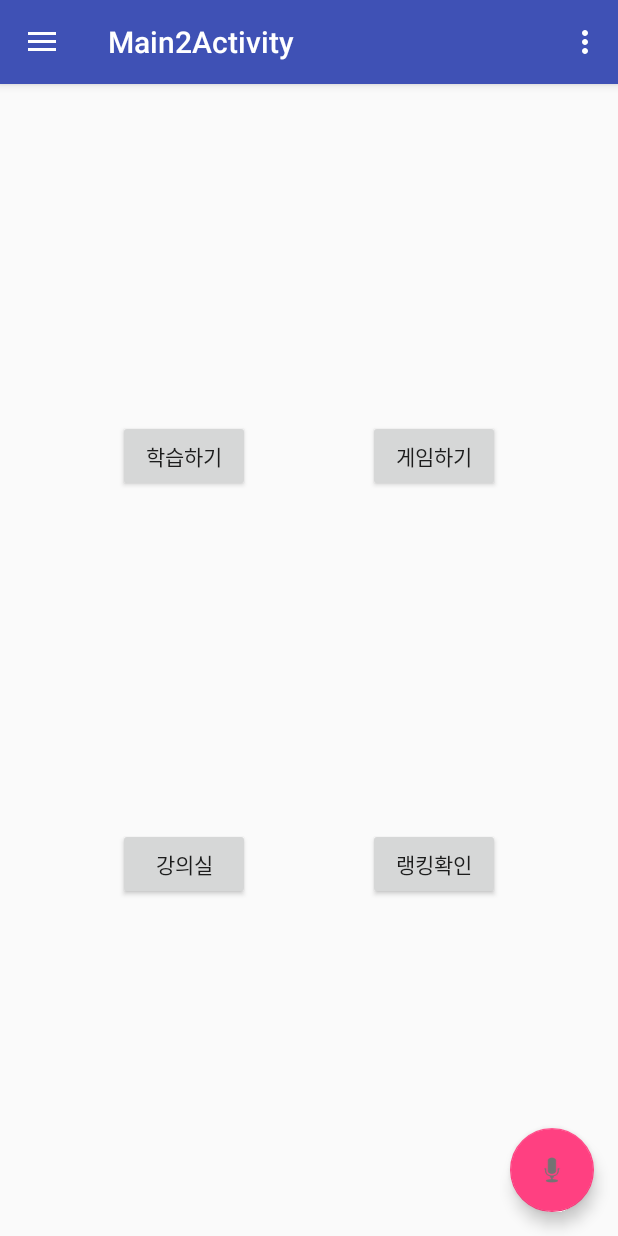
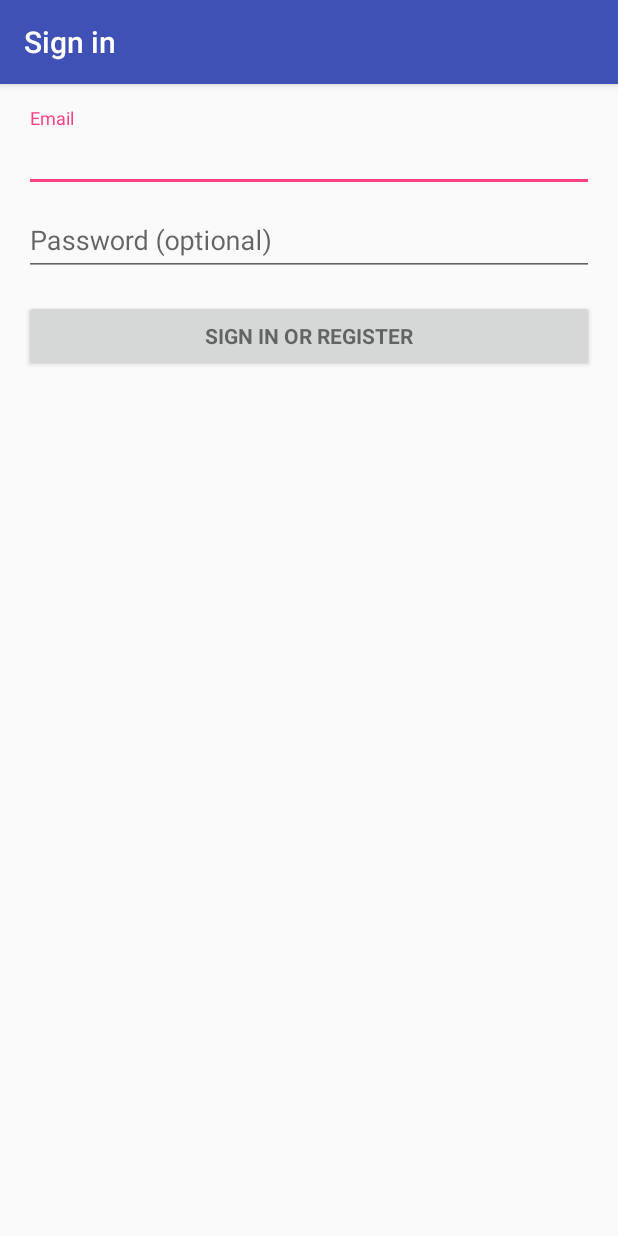
Before and after one commit to iteach12/NaverRecognitionApiTest, an Android app: the screen it shows after launch (Main2Activity before the commit, LoginActivity after it), on a phone screen of 412 x 824 dp. Run offline under Robolectric (Android 15) with nearby library versions, the phone set to English and light mode, and no system bars; our stand-ins replace Firebase (no records; nobody signed in at launch, a user with empty details on screens opened directly); 2 statements that could not run were skipped.

Commit message:
로컬 dev_firebase_login
구글 로그인 구현 완료

```diff
--- /dev/null
+++ b/app/src/main/java/com/sihwan/iteach12/naverrecognitionapitest/LoginActivity.java
@@ -0,0 +1,450 @@
+package com.sihwan.iteach12.naverrecognitionapitest;
+
+import android.animation.Animator;
+import android.animation.AnimatorListenerAdapter;
+import android.annotation.TargetApi;
+import android.content.Intent;
+import android.content.pm.PackageManager;
+import android.support.annotation.NonNull;
+import android.support.design.widget.Snackbar;
+import android.support.v7.app.AppCompatActivity;
+import android.app.LoaderManager.LoaderCallbacks;
+
+import android.content.CursorLoader;
+import android.content.Loader;
+import android.database.Cursor;
+import android.net.Uri;
+import android.os.AsyncTask;
+
+import android.os.Build;
+import android.os.Bundle;
+import android.provider.ContactsContract;
+import android.text.TextUtils;
+import android.util.Log;
+import android.view.KeyEvent;
+import android.view.View;
+import android.view.View.OnClickListener;
+import android.view.inputmethod.EditorInfo;
+import android.widget.ArrayAdapter;
+import android.widget.AutoCompleteTextView;
+import android.widget.Button;
+import android.widget.EditText;
+import android.widget.TextView;
+import android.widget.Toast;
+
+import com.google.android.gms.auth.api.Auth;
+import com.google.android.gms.auth.api.signin.GoogleSignInAccount;
+import com.google.android.gms.auth.api.signin.GoogleSignInOptions;
+import com.google.android.gms.auth.api.signin.GoogleSignInResult;
+import com.google.android.gms.common.ConnectionResult;
+import com.google.android.gms.common.api.GoogleApiClient;
+import com.google.android.gms.tasks.OnCompleteListener;
+import com.google.android.gms.tasks.Task;
+import com.google.firebase.auth.AuthCredential;
+import com.google.firebase.auth.AuthResult;
+import com.google.firebase.auth.FirebaseAuth;
+import com.google.firebase.auth.FirebaseUser;
+import com.google.firebase.auth.GoogleAuthProvider;
+
+import java.util.ArrayList;
+import java.util.List;
+
+import static android.Manifest.permission.READ_CONTACTS;
+
+/**
+ * A login screen that offers login via email/password.
+ */
+public class LoginActivity extends AppCompatActivity implements LoaderCallbacks<Cursor>, GoogleApiClient.OnConnectionFailedListener {
+
+    /**
+     * Id to identity READ_CONTACTS permission request.
+     */
+    private static final int REQUEST_READ_CONTACTS = 0;
+
+    /**
+     * A dummy authentication store containing known user names and passwords.
+     * TODO: remove after connecting to a real authentication system.
+     */
+    private static final String[] DUMMY_CREDENTIALS = new String[]{
+            "foo@example.com:hello", "bar@example.com:world"
+    };
+    private static final int RC_SIGN_IN = 10;
+    private static final String TAG = "MyTag";
+    /**
+     * Keep track of the login task to ensure we can cancel it if requested.
+     */
+    private UserLoginTask mAuthTask = null;
+
+    // UI references.
+    private AutoCompleteTextView mEmailView;
+    private EditText mPasswordView;
+    private View mProgressView;
+    private View mLoginFormView;
+
+
+
+    //파이어베이스 추가 변수
+    private FirebaseAuth mAuth;
+    private GoogleApiClient mGoogleApiClient;
+
+
+    @Override
+    protected void onCreate(Bundle savedInstanceState) {
+        super.onCreate(savedInstanceState);
+        setContentView(R.layout.activity_login);
+        // Set up the login form.
+        mEmailView = (AutoCompleteTextView) findViewById(R.id.email);
+        populateAutoComplete();
+
+        mPasswordView = (EditText) findViewById(R.id.password);
+        mPasswordView.setOnEditorActionListener(new TextView.OnEditorActionListener() {
+            @Override
+            public boolean onEditorAction(TextView textView, int id, KeyEvent keyEvent) {
+                if (id == EditorInfo.IME_ACTION_DONE || id == EditorInfo.IME_NULL) {
+                    attemptLogin();
+                    return true;
+                }
+                return false;
+            }
+        });
+
+
+
+        //파이어베이스 구글 로그인 인증
+        GoogleSignInOptions gso = new GoogleSignInOptions.Builder(GoogleSignInOptions.DEFAULT_SIGN_IN)
+                .requestIdToken(getString(R.string.default_web_client_id))
+                .requestEmail()
+                .build();
+
+        mGoogleApiClient = new GoogleApiClient.Builder(this).enableAutoManage(this, this).addApi(Auth.GOOGLE_SIGN_IN_API, gso).build();
+
+        mAuth = FirebaseAuth.getInstance();
+        //파이어베이스 구글 로그인 인증
+
+
+
+        Button mEmailSignInButton = (Button) findViewById(R.id.email_sign_in_button);
+        mEmailSignInButton.setOnClickListener(new OnClickListener() {
+            @Override
+            public void onClick(View view) {
+                attemptLogin();
+            }
+        });
+
+        mLoginFormView = findViewById(R.id.login_form);
+        mProgressView = findViewById(R.id.login_progress);
+    }
+
+    private void populateAutoComplete() {
+        if (!mayRequestContacts()) {
+            return;
+        }
+
+        getLoaderManager().initLoader(0, null, this);
+    }
+
+    private boolean mayRequestContacts() {
+        if (Build.VERSION.SDK_INT < Build.VERSION_CODES.M) {
+            return true;
+        }
+        if (checkSelfPermission(READ_CONTACTS) == PackageManager.PERMISSION_GRANTED) {
+            return true;
+        }
+        if (shouldShowRequestPermissionRationale(READ_CONTACTS)) {
+            Snackbar.make(mEmailView, R.string.permission_rationale, Snackbar.LENGTH_INDEFINITE)
+                    .setAction(android.R.string.ok, new View.OnClickListener() {
+                        @Override
+                        @TargetApi(Build.VERSION_CODES.M)
+                        public void onClick(View v) {
+                            requestPermissions(new String[]{READ_CONTACTS}, REQUEST_READ_CONTACTS);
+                        }
+                    });
+        } else {
+            requestPermissions(new String[]{READ_CONTACTS}, REQUEST_READ_CONTACTS);
+        }
+        return false;
+    }
+
+    /**
+     * Callback received when a permissions request has been completed.
+     */
+    @Override
+    public void onRequestPermissionsResult(int requestCode, @NonNull String[] permissions,
+                                           @NonNull int[] grantResults) {
+        if (requestCode == REQUEST_READ_CONTACTS) {
+            if (grantResults.length == 1 && grantResults[0] == PackageManager.PERMISSION_GRANTED) {
+                populateAutoComplete();
+            }
+        }
+    }
+
+
+    /**
+     * Attempts to sign in or register the account specified by the login form.
+     * If there are form errors (invalid email, missing fields, etc.), the
+     * errors are presented and no actual login attempt is made.
+     */
+    private void attemptLogin() {
+        if (mAuthTask != null) {
+
+            return;
+        }
+
+        // Reset errors.
+        mEmailView.setError(null);
+        mPasswordView.setError(null);
+
+        // Store values at the time of the login attempt.
+        String email = mEmailView.getText().toString();
+        String password = mPasswordView.getText().toString();
+
+        boolean cancel = false;
+        View focusView = null;
+
+        // Check for a valid password, if the user entered one.
+        if (!TextUtils.isEmpty(password) && !isPasswordValid(password)) {
+            mPasswordView.setError(getString(R.string.error_invalid_password));
+            focusView = mPasswordView;
+            cancel = true;
+        }
+
+        // Check for a valid email address.
+        if (TextUtils.isEmpty(email)) {
+            mEmailView.setError(getString(R.string.error_field_required));
+            focusView = mEmailView;
+            cancel = true;
+        } else if (!isEmailValid(email)) {
+            mEmailView.setError(getString(R.string.error_invalid_email));
+            focusView = mEmailView;
+            cancel = true;
+        }
+
+        if (cancel) {
+            // There was an error; don't attempt login and focus the first
+            // form field with an error.
+            focusView.requestFocus();
+        } else {
+            // Show a progress spinner, and kick off a background task to
+            // perform the user login attempt.
+            showProgress(true);
+
+
+            Intent signInIntent = Auth.GoogleSignInApi.getSignInIntent(mGoogleApiClient);
+            startActivityForResult(signInIntent, RC_SIGN_IN);
+
+
+//            기존 코드임 파이어베이스 안쓰려면 이걸 살려서 쓰면됨
+//            mAuthTask = new UserLoginTask(email, password);
+//            mAuthTask.execute((Void) null);
+        }
+    }
+
+    private boolean isEmailValid(String email) {
+        //TODO: Replace this with your own logic
+        return email.contains("@");
+    }
+
+    private boolean isPasswordValid(String password) {
+        //TODO: Replace this with your own logic
+        return password.length() > 4;
+    }
+
+    /**
+     * Shows the progress UI and hides the login form.
+     */
+    @TargetApi(Build.VERSION_CODES.HONEYCOMB_MR2)
+    private void showProgress(final boolean show) {
+        // On Honeycomb MR2 we have the ViewPropertyAnimator APIs, which allow
+        // for very easy animations. If available, use these APIs to fade-in
+        // the progress spinner.
+        if (Build.VERSION.SDK_INT >= Build.VERSION_CODES.HONEYCOMB_MR2) {
+            int shortAnimTime = getResources().getInteger(android.R.integer.config_shortAnimTime);
+
+            mLoginFormView.setVisibility(show ? View.GONE : View.VISIBLE);
+            mLoginFormView.animate().setDuration(shortAnimTime).alpha(
+                    show ? 0 : 1).setListener(new AnimatorListenerAdapter() {
+                @Override
+                public void onAnimationEnd(Animator animation) {
+                    mLoginFormView.setVisibility(show ? View.GONE : View.VISIBLE);
+                }
+            });
+
+            mProgressView.setVisibility(show ? View.VISIBLE : View.GONE);
+            mProgressView.animate().setDuration(shortAnimTime).alpha(
+                    show ? 1 : 0).setListener(new AnimatorListenerAdapter() {
+                @Override
+                public void onAnimationEnd(Animator animation) {
+                    mProgressView.setVisibility(show ? View.VISIBLE : View.GONE);
+                }
+            });
+        } else {
+            // The ViewPropertyAnimator APIs are not available, so simply show
+            // and hide the relevant UI components.
+            mProgressView.setVisibility(show ? View.VISIBLE : View.GONE);
+            mLoginFormView.setVisibility(show ? View.GONE : View.VISIBLE);
+        }
+    }
+
+    @Override
+    public Loader<Cursor> onCreateLoader(int i, Bundle bundle) {
+        return new CursorLoader(this,
+                // Retrieve data rows for the device user's 'profile' contact.
+                Uri.withAppendedPath(ContactsContract.Profile.CONTENT_URI,
+                        ContactsContract.Contacts.Data.CONTENT_DIRECTORY), ProfileQuery.PROJECTION,
+
+                // Select only email addresses.
+                ContactsContract.Contacts.Data.MIMETYPE +
+                        " = ?", new String[]{ContactsContract.CommonDataKinds.Email
+                .CONTENT_ITEM_TYPE},
+
+                // Show primary email addresses first. Note that there won't be
+                // a primary email address if the user hasn't specified one.
+                ContactsContract.Contacts.Data.IS_PRIMARY + " DESC");
+    }
+
+    @Override
+    public void onLoadFinished(Loader<Cursor> cursorLoader, Cursor cursor) {
+        List<String> emails = new ArrayList<>();
+        cursor.moveToFirst();
+        while (!cursor.isAfterLast()) {
+            emails.add(cursor.getString(ProfileQuery.ADDRESS));
+            cursor.moveToNext();
+        }
+
+        addEmailsToAutoComplete(emails);
+    }
+
+    @Override
+    public void onLoaderReset(Loader<Cursor> cursorLoader) {
+
+    }
+
+    private void addEmailsToAutoComplete(List<String> emailAddressCollection) {
+        //Create adapter to tell the AutoCompleteTextView what to show in its dropdown list.
+        ArrayAdapter<String> adapter =
+                new ArrayAdapter<>(LoginActivity.this,
+                        android.R.layout.simple_dropdown_item_1line, emailAddressCollection);
+
+        mEmailView.setAdapter(adapter);
+    }
+
+    @Override
+    public void onConnectionFailed(@NonNull ConnectionResult connectionResult) {
+
+    }
+
+
+    private interface ProfileQuery {
+        String[] PROJECTION = {
+                ContactsContract.CommonDataKinds.Email.ADDRESS,
+                ContactsContract.CommonDataKinds.Email.IS_PRIMARY,
+        };
+
+        int ADDRESS = 0;
+        int IS_PRIMARY = 1;
+    }
+
+    /**
+     * Represents an asynchronous login/registration task used to authenticate
+     * the user.
+     */
+    public class UserLoginTask extends AsyncTask<Void, Void, Boolean> {
+
+        private final String mEmail;
+        private final String mPassword;
+
+        UserLoginTask(String email, String password) {
+            mEmail = email;
+            mPassword = password;
+        }
+
+        @Override
+        protected Boolean doInBackground(Void... params) {
+            // TODO: attempt authentication against a network service.
+
+            try {
+                // Simulate network access.
+                Thread.sleep(2000);
+            } catch (InterruptedException e) {
+                return false;
+            }
+
+            for (String credential : DUMMY_CREDENTIALS) {
+                String[] pieces = credential.split(":");
+                if (pieces[0].equals(mEmail)) {
+                    // Account exists, return true if the password matches.
+                    return pieces[1].equals(mPassword);
+                }
+            }
+
+            // TODO: register the new account here.
+            return true;
+        }
+
+        @Override
+        protected void onPostExecute(final Boolean success) {
+            mAuthTask = null;
+            showProgress(false);
+
+            if (success) {
+                finish();
+            } else {
+                mPasswordView.setError(getString(R.string.error_incorrect_password));
+                mPasswordView.requestFocus();
+            }
+        }
+
+        @Override
+        protected void onCancelled() {
+            mAuthTask = null;
+            showProgress(false);
+        }
+    }
+
+    @Override
+    public void onActivityResult(int requestCode, int resultCode, Intent data) {
+        super.onActivityResult(requestCode, resultCode, data);
+
+        // Result returned from launching the Intent from GoogleSignInApi.getSignInIntent(...);
+        if (requestCode == RC_SIGN_IN) {
+            GoogleSignInResult result = Auth.GoogleSignInApi.getSignInResultFromIntent(data);
+            if (result.isSuccess()) {
+                // Google Sign In was successful, authenticate with Firebase
+                GoogleSignInAccount account = result.getSignInAccount();
+                firebaseAuthWithGoogle(account);
+            } else {
+                // Google Sign In failed, update UI appropriately
+                // ...
+            }
+        }
+    }
+
+    private void firebaseAuthWithGoogle(GoogleSignInAccount acct) {
+        Log.d(TAG, "firebaseAuthWithGoogle:" + acct.getId());
+
+        AuthCredential credential = GoogleAuthProvider.getCredential(acct.getIdToken(), null);
+        mAuth.signInWithCredential(credential)
+                .addOnCompleteListener(this, new OnCompleteListener<AuthResult>() {
+                    @Override
+                    public void onComplete(@NonNull Task<AuthResult> task) {
+                        if (task.isSuccessful()) {
+                            // Sign in success, update UI with the signed-in user's information
+                            Log.d(TAG, "signInWithCredential:success");
+                            FirebaseUser user = mAuth.getCurrentUser();
+
+                            Toast.makeText(getApplicationContext(), "success", Toast.LENGTH_SHORT).show();
+
+                        } else {
+                            // If sign in fails, display a message to the user.
+                            Log.w(TAG, "signInWithCredential:failure", task.getException());
+                            Toast.makeText(LoginActivity.this, "Authentication failed.",
+                                    Toast.LENGTH_SHORT).show();
+
+                        }
+
+                        // ...
+                    }
+                });
+    }
+
+}
--- /dev/null
+++ b/app/src/main/res/layout/activity_login.xml
@@ -0,0 +1,77 @@
+<LinearLayout xmlns:android="http://schemas.android.com/apk/res/android"
+    xmlns:tools="http://schemas.android.com/tools"
+    android:layout_width="match_parent"
+    android:layout_height="match_parent"
+    android:gravity="center_horizontal"
+    android:orientation="vertical"
+    android:paddingBottom="@dimen/activity_vertical_margin"
+    android:paddingLeft="@dimen/activity_horizontal_margin"
+    android:paddingRight="@dimen/activity_horizontal_margin"
+    android:paddingTop="@dimen/activity_vertical_margin"
+    tools:context="com.sihwan.iteach12.naverrecognitionapitest.LoginActivity">
+
+    <!-- Login progress -->
+    <ProgressBar
+        android:id="@+id/login_progress"
+        style="?android:attr/progressBarStyleLarge"
+        android:layout_width="wrap_content"
+        android:layout_height="wrap_content"
+        android:layout_marginBottom="8dp"
+        android:visibility="gone" />
+
+    <ScrollView
+        android:id="@+id/login_form"
+        android:layout_width="match_parent"
+        android:layout_height="match_parent">
+
+        <LinearLayout
+            android:id="@+id/email_login_form"
+            android:layout_width="match_parent"
+            android:layout_height="wrap_content"
+            android:orientation="vertical">
+
+            <android.support.design.widget.TextInputLayout
+                android:layout_width="match_parent"
+                android:layout_height="wrap_content">
+
+                <AutoCompleteTextView
+                    android:id="@+id/email"
+                    android:layout_width="match_parent"
+                    android:layout_height="wrap_content"
+                    android:hint="@string/prompt_email"
+                    android:inputType="textEmailAddress"
+                    android:maxLines="1"
+                    android:singleLine="true" />
+
+            </android.support.design.widget.TextInputLayout>
+
+            <android.support.design.widget.TextInputLayout
+                android:layout_width="match_parent"
+                android:layout_height="wrap_content">
+
+                <EditText
+                    android:id="@+id/password"
+                    android:layout_width="match_parent"
+                    android:layout_height="wrap_content"
+                    android:hint="@string/prompt_password"
+                    android:imeActionId="6"
+                    android:imeActionLabel="@string/action_sign_in_short"
+                    android:imeOptions="actionUnspecified"
+                    android:inputType="textPassword"
+                    android:maxLines="1"
+                    android:singleLine="true" />
+
+            </android.support.design.widget.TextInputLayout>
+
+            <Button
+                android:id="@+id/email_sign_in_button"
+                style="?android:textAppearanceSmall"
+                android:layout_width="match_parent"
+                android:layout_height="wrap_content"
+                android:layout_marginTop="16dp"
+                android:text="@string/action_sign_in"
+                android:textStyle="bold" />
+
+        </LinearLayout>
+    </ScrollView>
+</LinearLayout>
--- a/app/src/main/res/values/strings.xml
+++ b/app/src/main/res/values/strings.xml
@@ -13,9 +13,22 @@
     <string name="navigation_drawer_close">Close navigation drawer</string>
 
 
+    <string name="main_btn_game_string">게임하기</string>
+    <string name="main_btn_myinfo_string">강의실</string>
+    <string name="main_btn_rangking_string">랭킹확인</string>
+    <string name="main_btn_study_string">학습하기</string>
+    <string name="title_activity_login">Sign in</string>
 
-    <string name ="main_btn_game_string">게임하기</string>
-    <string name ="main_btn_myinfo_string">강의실</string>
-    <string name ="main_btn_rangking_string">랭킹확인</string>
-    <string name ="main_btn_study_string">학습하기</string>
+    <!-- Strings related to login -->
+    <string name="prompt_email">Email</string>
+    <string name="prompt_password">Password (optional)</string>
+    <string name="action_sign_in">Sign in or register</string>
+    <string name="action_sign_in_short">Sign in</string>
+    <string name="error_invalid_email">This email address is invalid</string>
+    <string name="error_invalid_password">This password is too short</string>
+    <string name="error_incorrect_password">This password is incorrect</string>
+    <string name="error_field_required">This field is required</string>
+    <string name="permission_rationale">"Contacts permissions are needed for providing email
+        completions."
+    </string>
 </resources>
--- a/build.gradle
+++ b/build.gradle
@@ -8,6 +8,7 @@ buildscript {
     }
     dependencies {
         classpath 'com.android.tools.build:gradle:3.0.1'
+        classpath 'com.google.gms:google-services:3.2.0'
 
 
         // NOTE: Do not place your application dependencies here; they belong
```
Also changed, not shown: app/build.gradle (+9 -0 lines), app/src/main/AndroidManifest.xml (+17 -6 lines), 1 other file.
